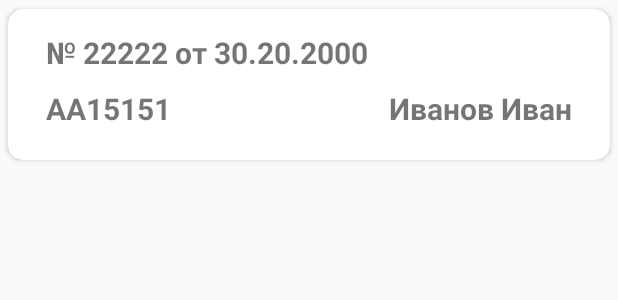
After one commit to A1ex2/Terminal_v2, an Android app: the layout item_reception_new.xml on its own in the app's theme, with its tools: preview values and no code run, on a phone screen of 412 x 824 dp. The commit adds this screen. Shown: the top 300 px of the screen. Run offline under Robolectric (Android 15) with nearby library versions, the phone set to English and light mode, and no system bars.

Commit message:
14112019

```diff
--- a/app/src/main/java/ua/org/algoritm/terminal/ConnectTo1c/SOAP_Dispatcher.java
+++ b/app/src/main/java/ua/org/algoritm/terminal/ConnectTo1c/SOAP_Dispatcher.java
@@ -24,8 +24,8 @@ public class SOAP_Dispatcher extends Thread {
     public static final Integer soapParam_timeout = 100;
     public static String soapParam_pass = "31415926";
     public static String soapParam_user = "Администратор";
-    //    public static String soapParam_URL = "http://gate.algoritm.org.ua:8091/blg_log_test/ws/terminal.1cws";
-    public static String soapParam_URL = "http://192.168.1.4:8090/blg_log/ws/terminal.1cws";
+    public static String soapParam_URL = "http://gate.algoritm.org.ua:8778/blg_log_test/ws/terminal.1cws";
+    //    public static String soapParam_URL = "http://192.168.1.4:8090/blg_log/ws/terminal.1cws";
     public String string_Inquiry;
 
     int timeout;
--- /dev/null
+++ b/app/src/main/res/layout/item_reception_new.xml
@@ -0,0 +1,66 @@
+<?xml version="1.0" encoding="utf-8"?>
+<androidx.cardview.widget.CardView xmlns:android="http://schemas.android.com/apk/res/android"
+    xmlns:app="http://schemas.android.com/apk/res-auto"
+    xmlns:tools="http://schemas.android.com/tools"
+    android:id="@+id/linearLayout"
+    android:layout_width="match_parent"
+    android:layout_height="wrap_content"
+    android:orientation="vertical"
+    app:cardCornerRadius="10dp"
+    app:cardUseCompatPadding="true">
+
+    <androidx.constraintlayout.widget.ConstraintLayout
+        android:layout_width="match_parent"
+        android:layout_height="wrap_content"
+        android:padding="5dp">
+
+        <TextView
+            android:id="@+id/itemDescription"
+            android:layout_width="wrap_content"
+            android:layout_height="wrap_content"
+            android:layout_marginStart="20dp"
+            android:layout_marginTop="10dp"
+            android:layout_marginEnd="20dp"
+            android:textAllCaps="false"
+            android:textSize="20sp"
+            android:textStyle="bold"
+            app:layout_constraintEnd_toEndOf="parent"
+            app:layout_constraintHorizontal_bias="0.0"
+            app:layout_constraintStart_toStartOf="parent"
+            app:layout_constraintTop_toTopOf="parent"
+            tools:text="№ 22222 от 30.20.2000" />
+
+        <TextView
+            android:id="@+id/itemAutoNumber"
+            android:layout_width="wrap_content"
+            android:layout_height="wrap_content"
+            android:layout_marginStart="20dp"
+            android:layout_marginTop="10dp"
+            android:layout_marginBottom="15dp"
+            android:textAllCaps="false"
+            android:textSize="20sp"
+            android:textStyle="bold"
+            app:layout_constraintBottom_toBottomOf="parent"
+            app:layout_constraintStart_toStartOf="parent"
+            app:layout_constraintTop_toBottomOf="@+id/itemDescription"
+            tools:text="AA15151" />
+
+        <TextView
+            android:id="@+id/itemDriver"
+            android:layout_width="wrap_content"
+            android:layout_height="wrap_content"
+            android:layout_marginTop="10dp"
+            android:layout_marginEnd="20dp"
+            android:layout_marginBottom="15dp"
+            android:textAllCaps="false"
+            android:textSize="20sp"
+            android:textStyle="bold"
+            app:layout_constraintBottom_toBottomOf="parent"
+            app:layout_constraintEnd_toEndOf="parent"
+            app:layout_constraintHorizontal_bias="1.0"
+            app:layout_constraintStart_toEndOf="@+id/itemAutoNumber"
+            app:layout_constraintTop_toBottomOf="@+id/itemDescription"
+            tools:text="Иванов Иван" />
+
+    </androidx.constraintlayout.widget.ConstraintLayout>
+</androidx.cardview.widget.CardView>
--- a/app/src/main/res/values/strings.xml
+++ b/app/src/main/res/values/strings.xml
@@ -42,5 +42,6 @@
     <string name="cancelled_scan">Ошибка поиска</string>
     <string name="cancel">Отмена</string>
     <string name="scan_more">Отсканировать еще раз</string>
+    <string name="exit">Нажмите еще раз чтобы выйти</string>
 
 </resources>
```
Also changed, not shown: app/src/main/java/ua/org/algoritm/terminal/Adapters/RecyclerReceptionAdapter.java (+35 -3 lines), app/src/main/java/ua/org/algoritm/terminal/MainActivity.java (+24 -10 lines), app/src/main/java/ua/org/algoritm/terminal/ui/acceptance/AcceptanceFragment.java (+35 -10 lines).
